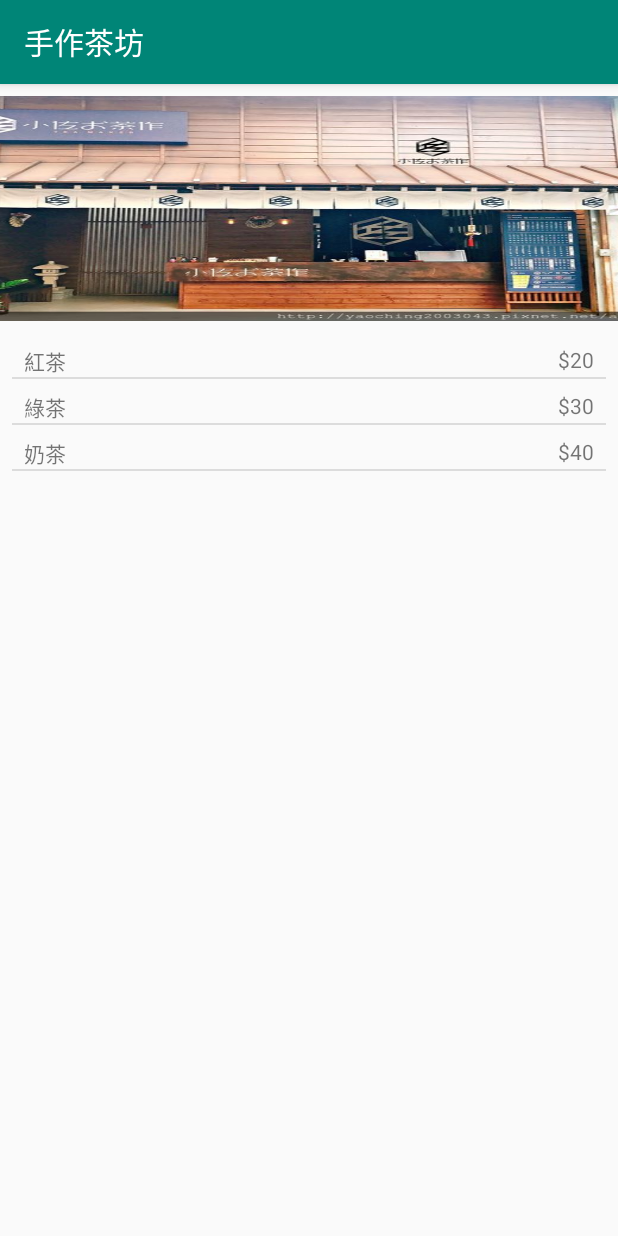
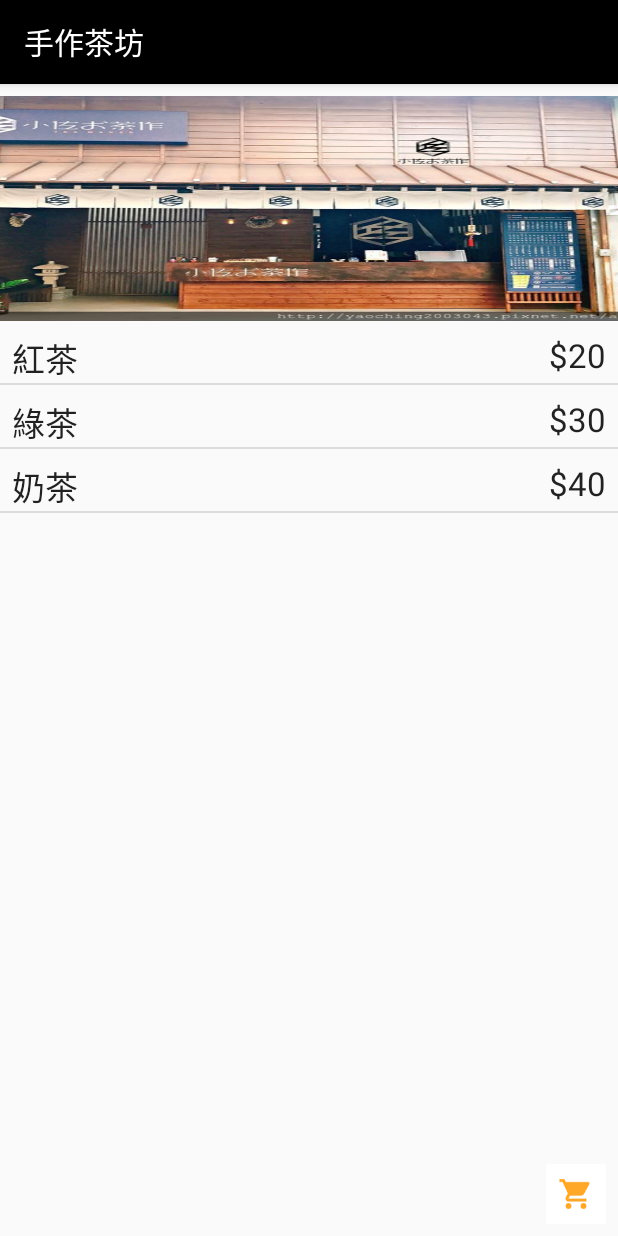
Before and after one commit to hb091515/Ordering_system, an Android app: the First_Restaurant_Meal screen opened directly, with no data from a screen before it, after a tap on "紅茶", on a phone screen of 412 x 824 dp. Run offline under Robolectric (Android 15) with nearby library versions, the light colour scheme and no system bars.

Commit message:
加入Parcelable用法 但尚未完成

```diff
--- a/app/src/main/java/com/example/user/ordering_system/First_Restaurant_Meal.java
+++ b/app/src/main/java/com/example/user/ordering_system/First_Restaurant_Meal.java
@@ -9,6 +9,7 @@ import android.view.View;
 import android.view.ViewGroup;
 import android.widget.AdapterView;
 import android.widget.BaseAdapter;
+import android.widget.ImageButton;
 import android.widget.ImageView;
 import android.widget.ListView;
 import android.widget.TextView;
@@ -18,6 +19,8 @@ import com.example.user.ordering_system.entities.Dish;
 
 import java.util.ArrayList;
 import java.util.List;
+
+import static android.media.CamcorderProfile.get;
 
 /**
  * 校內第一餐廳內的餐點
@@ -30,6 +33,8 @@ public class First_Restaurant_Meal extends AppCompatActivity {
     String[] cost = {"$20", "$30", "$40"};
     double [] price = {20, 30, 40};
     List<Dish> shopCart = new ArrayList<>();
+    ImageButton btnshopcart;
+
 
     @Override
     protected void onCreate(Bundle savedInstanceState) {
@@ -39,6 +44,15 @@ public class First_Restaurant_Meal extends AppCompatActivity {
         listView = findViewById(R.id.meal_list);
         meal_list adapter=new meal_list();
         listView.setAdapter(adapter);
+        btnshopcart=findViewById(R.id.shopcart);
+        btnshopcart.setOnClickListener(new View.OnClickListener() {
+            @Override
+            public void onClick(View v) {
+                Intent shopcar=new Intent();
+                shopcar.setClass(First_Restaurant_Meal.this,Shopping_cart.class);
+                startActivity(shopcar);
+            }
+        });
         listView.setOnItemClickListener(new AdapterView.OnItemClickListener() {
             @Override
             public void onItemClick(AdapterView<?> parent, View view, int position, long id) {
@@ -52,10 +66,16 @@ public class First_Restaurant_Meal extends AppCompatActivity {
                 shopCart.add(dish);
 
                 //傳輸資料到另外一個Activity
+                Dish abc=shopCart.get(position);
                 Bundle bundle=new Bundle();
-                bundle.putParcelable("name",dish);
-                Intent intent=new Intent(First_Restaurant_Meal.this,Shopping_cart.class);
+                bundle.putParcelable("aaa",abc);
+
+                Intent intent=new Intent(view.getContext(),Shopping_cart.class);
                 intent.putExtras(bundle);
+
+
+
+
 
                 Toast.makeText(First_Restaurant_Meal.this, dish.getTitle() + " has added to cart.", Toast.LENGTH_LONG)
                         .show();
--- a/app/src/main/res/layout/activity_first__restaurant__meal.xml
+++ b/app/src/main/res/layout/activity_first__restaurant__meal.xml
@@ -21,16 +21,26 @@
 
     <ListView
         android:id="@+id/meal_list"
-        android:layout_width="match_parent"
-        android:layout_height="515dp"
-        android:layout_marginStart="8dp"
-        android:layout_marginLeft="8dp"
-        android:layout_marginTop="8dp"
-        android:layout_marginEnd="8dp"
-        android:layout_marginRight="8dp"
+        android:layout_width="0dp"
+        android:layout_height="0dp"
+        app:layout_constraintBottom_toBottomOf="parent"
         app:layout_constraintEnd_toEndOf="parent"
         app:layout_constraintHorizontal_bias="0.0"
         app:layout_constraintStart_toStartOf="parent"
         app:layout_constraintTop_toBottomOf="@+id/image" />
 
+    <ImageButton
+        android:id="@+id/shopcart"
+        android:layout_width="40dp"
+        android:layout_height="40dp"
+        android:layout_marginEnd="8dp"
+        android:layout_marginRight="8dp"
+        android:layout_marginBottom="8dp"
+        android:background="#ffffff"
+        android:src="@drawable/ic_shopping_cart_black_24dp"
+        app:layout_constraintBottom_toBottomOf="parent"
+        app:layout_constraintEnd_toEndOf="parent" />
+
+
+
 </android.support.constraint.ConstraintLayout>
--- a/app/src/main/res/layout/first_restaurant_meal_item.xml
+++ b/app/src/main/res/layout/first_restaurant_meal_item.xml
@@ -14,6 +14,7 @@
         android:layout_marginLeft="8dp"
         android:layout_marginTop="8dp"
         android:text="TextView"
+        android:textAppearance="?android:textAppearanceLarge"
         app:layout_constraintStart_toStartOf="parent"
         app:layout_constraintTop_toTopOf="parent" />
 
@@ -25,6 +26,7 @@
         android:layout_marginEnd="8dp"
         android:layout_marginRight="8dp"
         android:text="TextView"
+        android:textAppearance="?android:textAppearanceLarge"
         app:layout_constraintEnd_toEndOf="parent"
         app:layout_constraintTop_toTopOf="parent" />
 </android.support.constraint.ConstraintLayout>
--- a/app/src/main/res/values/colors.xml
+++ b/app/src/main/res/values/colors.xml
@@ -1,6 +1,6 @@
 <?xml version="1.0" encoding="utf-8"?>
 <resources>
-    <color name="colorPrimary">#008577</color>
+    <color name="colorPrimary">#000000</color>
     <color name="colorPrimaryDark">#00574B</color>
     <color name="colorAccent">#D81B60</color>
 </resources>
```
Also changed, not shown: app/src/main/java/com/example/user/ordering_system/Shopping_cart.java (+16 -2 lines), app/src/main/res/layout/activity_shopping_cart.xml (+12 -1 lines).
